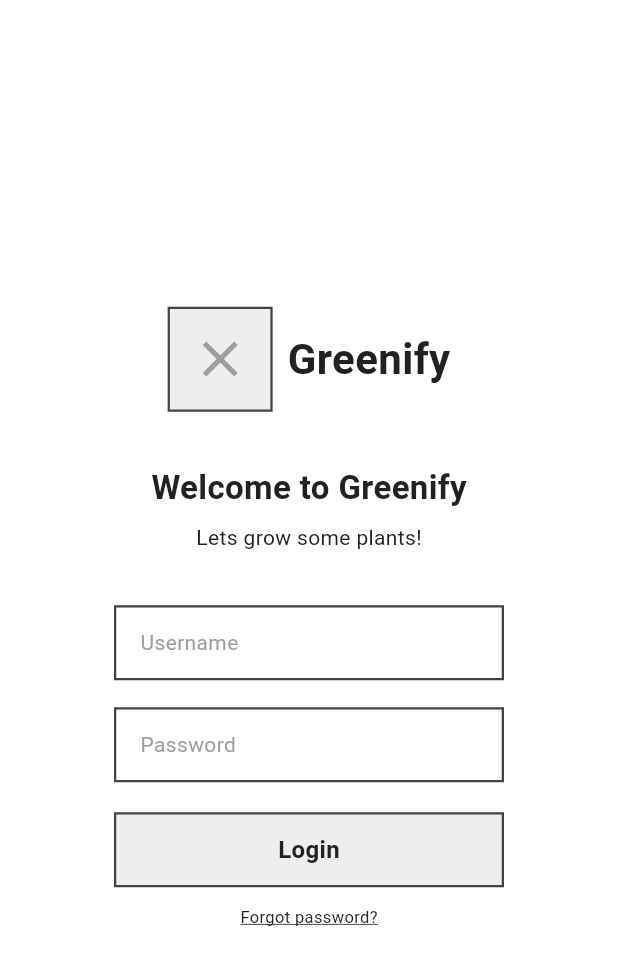
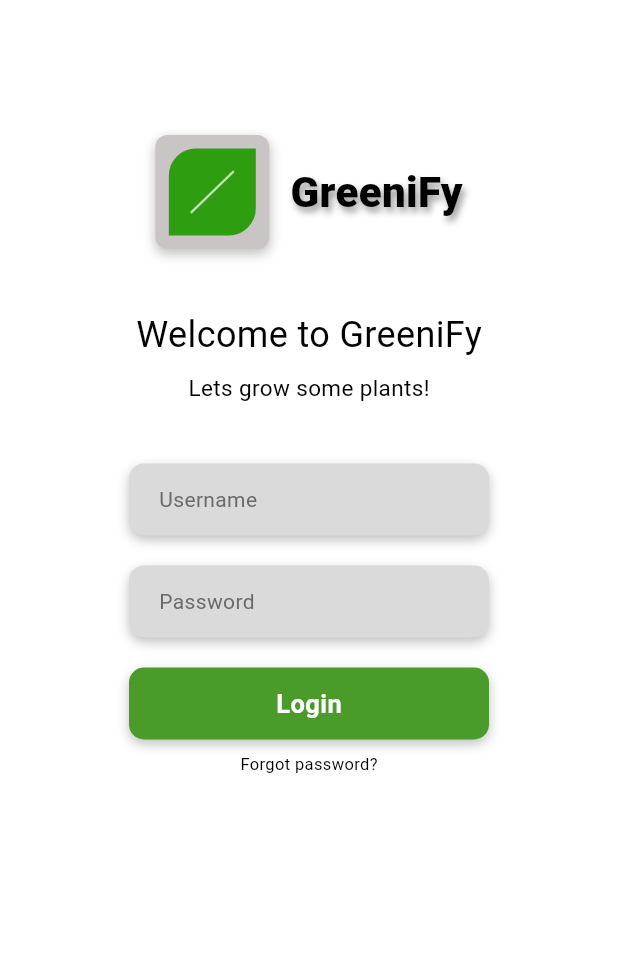
Before and after one commit to Toledo121/static_flutter_screen, a Flutter app: the screen it shows after launch, on a phone screen of 412 x 824 dp. Shown: the top 965 px of the screen. Run offline on Flutter 3.47's test engine with Material 3 defaults, Android fonts, the phone set to English and light mode, and no system bars.

Commit message:
code update

```diff
--- a/lib/main.dart
+++ b/lib/main.dart
@@ -3,12 +3,6 @@ import 'package:flutter/material.dart';
 void main() {
   runApp(const MyApp());
 }
-
-// Wireframe palette: grayscale only
-const Color wfLine = Color(0xFF424242);
-const Color wfFill = Color(0xFFEEEEEE);
-const Color wfText = Color(0xFF212121);
-const Color wfMuted = Color(0xFF9E9E9E);
 
 class MyApp extends StatelessWidget {
   const MyApp({super.key});
@@ -17,174 +11,173 @@ class MyApp extends StatelessWidget {
   Widget build(BuildContext context) {
     return MaterialApp(
       debugShowCheckedModeBanner: false,
-      title: 'Greenify Wireframe',
+      title: 'GreeniFy',
       home: const GreenifyLogin(),
     );
-  }
-}
-
-/// Reusable outlined box used for inputs, buttons and placeholders.
-class WireBox extends StatelessWidget {
-  final double? width;
-  final double? height;
-  final Color fill;
-  final EdgeInsets padding;
-  final Alignment alignment;
-  final Widget? child;
-
-  const WireBox({
-    super.key,
-    this.width,
-    this.height,
-    this.fill = Colors.white,
-    this.padding = EdgeInsets.zero,
-    this.alignment = Alignment.center,
-    this.child,
-  });
-
-  @override
-  Widget build(BuildContext context) {
-    return Container(
-      width: width,
-      height: height,
-      padding: padding,
-      alignment: alignment,
-      decoration: BoxDecoration(
-        color: fill,
-        border: Border.all(color: wfLine, width: 1.5),
-      ),
-      child: child,
-    );
-  }
-}
-
-/// Gray bar that stands in for a line of text.
-class TextBar extends StatelessWidget {
-  final double width;
-  final double height;
-
-  const TextBar({super.key, required this.width, this.height = 12});
-
-  @override
-  Widget build(BuildContext context) {
-    return Container(width: width, height: height, color: wfMuted);
   }
 }
 
 class GreenifyLogin extends StatelessWidget {
   const GreenifyLogin({super.key});
 
+  static const Color leafGreen = Color(0xFF2E9E10);
+  static const Color buttonGreen = Color(0xFF4A9B2A);
+  static const Color tileGray = Color(0xFFC9C5C5);
+  static const Color fieldGray = Color(0xFFDADADA);
+
+  static const List<BoxShadow> softShadow = [
+    BoxShadow(
+      color: Color(0x40000000),
+      blurRadius: 6,
+      offset: Offset(0, 3),
+    ),
+  ];
+
   @override
   Widget build(BuildContext context) {
     return Scaffold(
       backgroundColor: Colors.white,
-      body: Center(
-        child: SizedBox(
-          width: 320,
+      body: SafeArea(
+        child: SingleChildScrollView(
+          child: Center(
             child: Padding(
-            padding: const EdgeInsets.symmetric(horizontal: 30, vertical: 40),
+              padding: const EdgeInsets.only(top: 90, bottom: 30),
               child: Column(
+                children: [
+                  // Logo + app name
+                  Row(
                     mainAxisAlignment: MainAxisAlignment.center,
                     children: [
-                // Logo placeholder + app name
-                Row(
-                  mainAxisAlignment: MainAxisAlignment.center,
-                  children: const [
-                    WireBox(
-                      width: 70,
-                      height: 70,
-                      fill: wfFill,
-                      child: Icon(Icons.close, size: 40, color: wfMuted),
+                      Container(
+                        width: 76,
+                        height: 76,
+                        padding: const EdgeInsets.all(9),
+                        decoration: BoxDecoration(
+                          color: tileGray,
+                          borderRadius: BorderRadius.circular(8),
+                          boxShadow: softShadow,
                         ),
-                    SizedBox(width: 10),
-                    Text(
-                      'Greenify',
+                        child: Container(
+                          decoration: const BoxDecoration(
+                            color: leafGreen,
+                            borderRadius: BorderRadius.only(
+                              topLeft: Radius.circular(18),
+                              bottomRight: Radius.circular(18),
+                            ),
+                          ),
+                          child: Center(
+                            child: Transform.rotate(
+                              angle: 0.8,
+                              child: Container(
+                                width: 1.5,
+                                height: 40,
+                                color: Colors.white70,
+                              ),
+                            ),
+                          ),
+                        ),
+                      ),
+                      const SizedBox(width: 14),
+                      const Text(
+                        'GreeniFy',
                         style: TextStyle(
                           fontSize: 28,
-                        fontWeight: FontWeight.bold,
-                        color: wfText,
+                          fontWeight: FontWeight.w800,
+                          color: Colors.black,
+                          shadows: [
+                            Shadow(
+                              color: Color(0x66000000),
+                              blurRadius: 6,
+                              offset: Offset(2, 3),
+                            ),
+                          ],
                         ),
                       ),
                     ],
                   ),
 
-                const SizedBox(height: 35),
+                  const SizedBox(height: 40),
 
-                // Heading
                   const Text(
-                  'Welcome to Greenify',
-                  style: TextStyle(
-                    fontSize: 22,
-                    fontWeight: FontWeight.bold,
-                    color: wfText,
-                  ),
+                    'Welcome to GreeniFy',
+                    style: TextStyle(fontSize: 24, color: Colors.black),
                   ),
 
                   const SizedBox(height: 8),
 
-                // Subtitle
                   const Text(
                     'Lets grow some plants!',
-                  style: TextStyle(fontSize: 14, color: wfText),
+                    style: TextStyle(fontSize: 15, color: Colors.black),
                   ),
 
-                const SizedBox(height: 35),
+                  const SizedBox(height: 40),
 
-                // Username field
-                const WireBox(
-                  width: double.infinity,
-                  height: 50,
+                  // Username
+                  Container(
+                    width: 240,
+                    height: 48,
+                    padding: const EdgeInsets.symmetric(horizontal: 20),
                     alignment: Alignment.centerLeft,
-                  padding: EdgeInsets.symmetric(horizontal: 16),
-                  child: Text(
+                    decoration: BoxDecoration(
+                      color: fieldGray,
+                      borderRadius: BorderRadius.circular(10),
+                      boxShadow: softShadow,
+                    ),
+                    child: const Text(
                       'Username',
-                    style: TextStyle(color: wfMuted),
+                      style: TextStyle(color: Color(0xFF6B6B6B), fontSize: 14),
                     ),
                   ),
 
-                const SizedBox(height: 18),
+                  const SizedBox(height: 20),
 
-                // Password field
-                const WireBox(
-                  width: double.infinity,
-                  height: 50,
+                  // Password
+                  Container(
+                    width: 240,
+                    height: 48,
+                    padding: const EdgeInsets.symmetric(horizontal: 20),
                     alignment: Alignment.centerLeft,
-                  padding: EdgeInsets.symmetric(horizontal: 16),
-                  child: Text(
+                    decoration: BoxDecoration(
+                      color: fieldGray,
+                      borderRadius: BorderRadius.circular(10),
+                      boxShadow: softShadow,
+                    ),
+                    child: const Text(
                       'Password',
-                    style: TextStyle(color: wfMuted),
+                      style: TextStyle(color: Color(0xFF6B6B6B), fontSize: 14),
                     ),
                   ),
 
                   const SizedBox(height: 20),
 
                   // Login button
-                const WireBox(
-                  width: double.infinity,
-                  height: 50,
-                  fill: wfFill,
-                  child: Text(
+                  Container(
+                    width: 240,
+                    height: 48,
+                    alignment: Alignment.center,
+                    decoration: BoxDecoration(
+                      color: buttonGreen,
+                      borderRadius: BorderRadius.circular(10),
+                      boxShadow: softShadow,
+                    ),
+                    child: const Text(
                       'Login',
                       style: TextStyle(
-                      color: wfText,
-                      fontSize: 16,
-                      fontWeight: FontWeight.bold,
+                        color: Colors.white,
+                        fontSize: 17,
+                        fontWeight: FontWeight.w600,
                       ),
                     ),
                   ),
 
-                const SizedBox(height: 12),
+                  const SizedBox(height: 8),
 
-                // Forgot password link
                   const Text(
                     'Forgot password?',
-                  style: TextStyle(
-                    fontSize: 11,
-                    color: wfText,
-                    decoration: TextDecoration.underline,
-                  ),
+                    style: TextStyle(fontSize: 11, color: Colors.black),
                   ),
                 ],
+              ),
             ),
           ),
         ),
```
Lines whose indentation alone changed are shown as unchanged.
